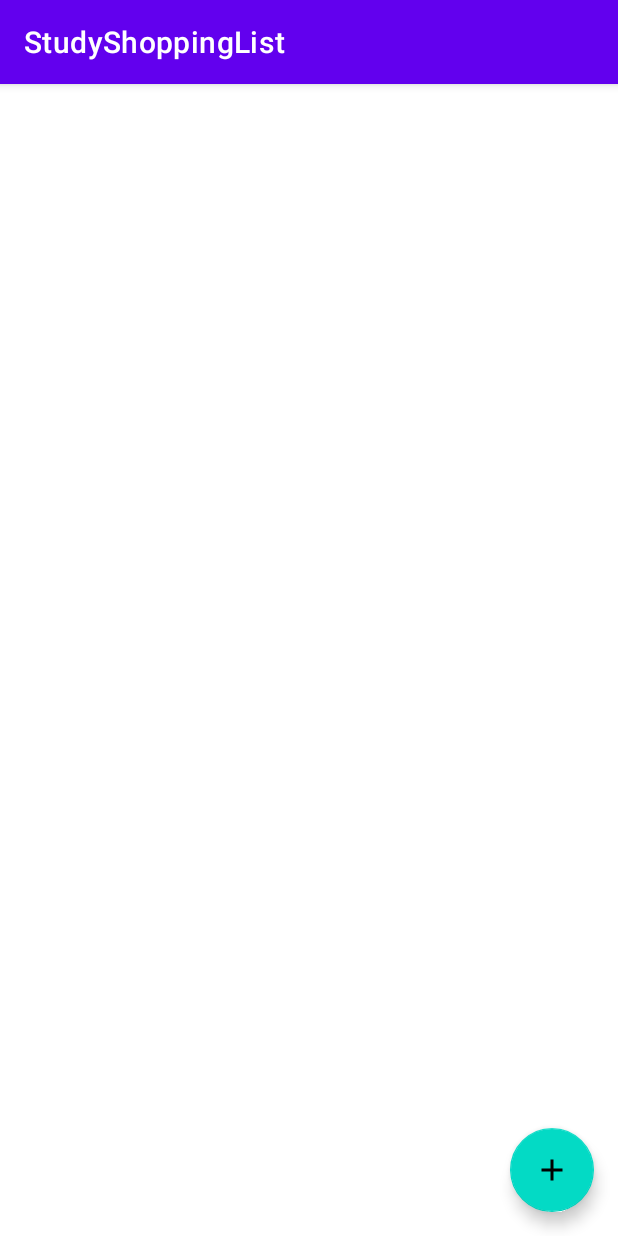
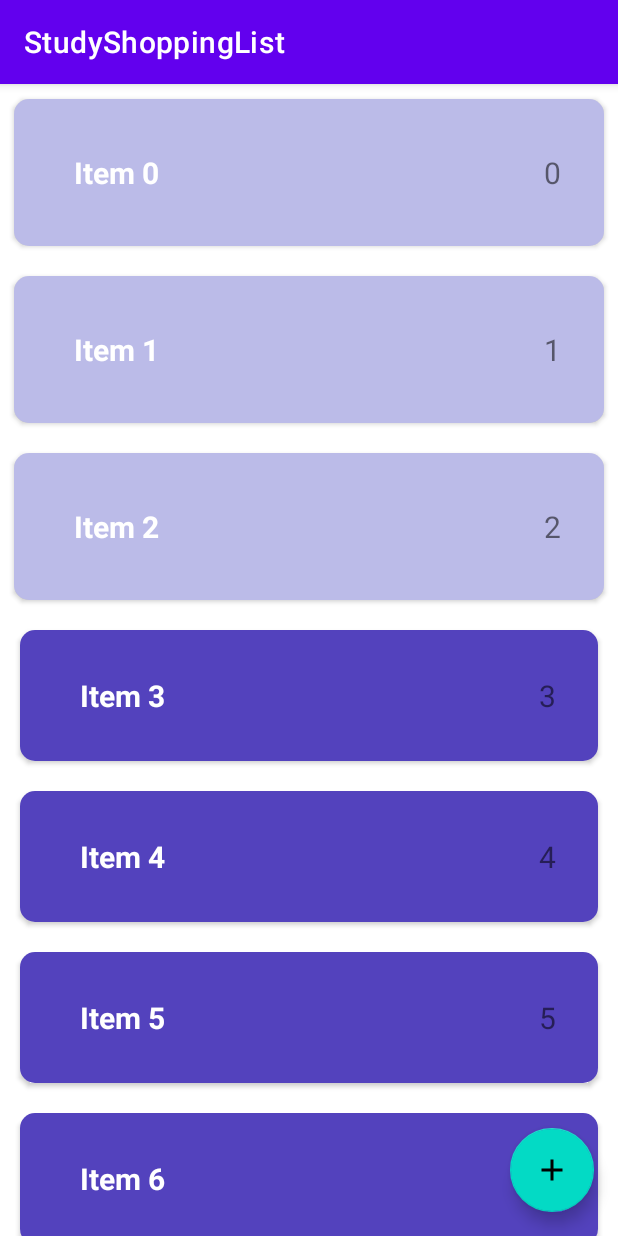
Before and after one commit to Levox98/Study-Shopping-List, an Android app: the screen it shows after launch (MainActivity), on a phone screen of 412 x 824 dp. Run offline under Robolectric (Android 15) with nearby library versions, the phone set to English and light mode, and no system bars.

Commit message:
Implemented adapter

```diff
--- a/app/src/main/java/com/levox/studyshoppinglist/data/ShopItemRepositoryImpl.kt
+++ b/app/src/main/java/com/levox/studyshoppinglist/data/ShopItemRepositoryImpl.kt
@@ -5,6 +5,7 @@ import androidx.lifecycle.MutableLiveData
 import com.levox.studyshoppinglist.domain.ShopItem
 import com.levox.studyshoppinglist.domain.ShopItemRepository
 import java.lang.RuntimeException
+import kotlin.random.Random
 
 object ShopItemRepositoryImpl : ShopItemRepository {
 
@@ -15,8 +16,8 @@ object ShopItemRepositoryImpl : ShopItemRepository {
 
     init {
 
-        for (i in 0 until 10) {
-            addShopItem(ShopItem("$i", i, true))
+        for (i in 0 until 100) {
+            addShopItem(ShopItem("Item $i", i, Random.nextBoolean()))
         }
     }
 
--- a/app/src/main/java/com/levox/studyshoppinglist/presentation/MainActivity.kt
+++ b/app/src/main/java/com/levox/studyshoppinglist/presentation/MainActivity.kt
@@ -4,27 +4,38 @@ import androidx.appcompat.app.AppCompatActivity
 import android.os.Bundle
 import android.util.Log
 import androidx.lifecycle.ViewModelProvider
+import androidx.recyclerview.widget.RecyclerView
 import com.levox.studyshoppinglist.R
+import com.levox.studyshoppinglist.domain.ShopItem
 
 class MainActivity : AppCompatActivity() {
 
     private lateinit var viewModel: MainViewModel
-
-    private var count = 0
+    private lateinit var shopListAdapter: ShopListAdapter
 
     override fun onCreate(savedInstanceState: Bundle?) {
         super.onCreate(savedInstanceState)
         setContentView(R.layout.activity_main)
 
+        setupRecyclerView()
         viewModel = ViewModelProvider(this)[MainViewModel::class.java]
+        viewModel.shopList.observe(this) {
+            shopListAdapter.shopList = it
+        }
+    }
 
-        viewModel.shopList.observe(this) {
-            Log.d("TEST", it.toString())
-            if (count == 0) {
-                count++
-                val item = it[0]
-                viewModel.changeEnabledState(item)
-            }
+    private fun setupRecyclerView() {
+        val recyclerView = findViewById<RecyclerView>(R.id.rv_shop_list)
+        with(recyclerView) {
+            shopListAdapter = ShopListAdapter()
+            adapter = shopListAdapter
+            recycledViewPool.setMaxRecycledViews(
+                ShopListAdapter.VIEW_TYPE_DISABLED,
+                ShopListAdapter.MAX_POOL_SIZE)
+            recycledViewPool.setMaxRecycledViews(
+                ShopListAdapter.VIEW_TYPE_ENABLED,
+                ShopListAdapter.MAX_POOL_SIZE
+            )
         }
     }
 }
--- a/app/src/main/java/com/levox/studyshoppinglist/presentation/ShopListAdapter.kt
+++ b/app/src/main/java/com/levox/studyshoppinglist/presentation/ShopListAdapter.kt
@@ -7,32 +7,53 @@ import android.widget.TextView
 import androidx.recyclerview.widget.RecyclerView
 import com.levox.studyshoppinglist.R
 import com.levox.studyshoppinglist.domain.ShopItem
+import java.lang.RuntimeException
 
 class ShopListAdapter : RecyclerView.Adapter<ShopListAdapter.ShopItemViewHolder>() {
 
-    val list = listOf<ShopItem>()
+    var shopList = listOf<ShopItem>()
+        set(value) {
+            field = value
+            notifyDataSetChanged()
+        }
 
     override fun onCreateViewHolder(parent: ViewGroup, viewType: Int): ShopItemViewHolder {
-        val view = LayoutInflater.from(parent.context).inflate(R.layout.shop_item_enabled, parent, false)
+        val layout = when (viewType) {
+            VIEW_TYPE_DISABLED -> R.layout.shop_item_disabled
+            VIEW_TYPE_ENABLED -> R.layout.shop_item_enabled
+            else -> throw RuntimeException("Unknown view type: $viewType")
+        }
+
+        val view = LayoutInflater.from(parent.context).inflate(layout, parent, false)
         return ShopItemViewHolder(view)
     }
 
     override fun onBindViewHolder(holder: ShopItemViewHolder, position: Int) {
-        val shopItem = list[position]
-        holder.tvName.text = shopItem.name
-        holder.tvCount.text = shopItem.count.toString()
+        val shopItem = shopList[position]
         holder.view.setOnLongClickListener {
             true
         }
+        holder.tvName.text = shopItem.name
+        holder.tvCount.text = shopItem.count.toString()
+    }
+
+    override fun getItemViewType(position: Int): Int {
+        val current = shopList[position]
+        return if (current.enabled) VIEW_TYPE_ENABLED else VIEW_TYPE_DISABLED
     }
 
     override fun getItemCount(): Int {
-        TODO("Not yet implemented")
+        return shopList.size
     }
 
+    class ShopItemViewHolder(val view: View) : RecyclerView.ViewHolder(view) {
+        val tvName: TextView = view.findViewById(R.id.tv_name)
+        val tvCount: TextView = view.findViewById(R.id.tv_count)
+    }
 
-    class ShopItemViewHolder(val view: View) : RecyclerView.ViewHolder(view) {
-        val tvName = view.findViewById<TextView>(R.id.tv_name)
-        val tvCount = view.findViewById<TextView>(R.id.tv_count)
+    companion object {
+        const val VIEW_TYPE_DISABLED = 0
+        const val VIEW_TYPE_ENABLED = 1
+        const val MAX_POOL_SIZE = 15
     }
 }
--- a/app/src/main/res/layout/shop_item_disabled.xml
+++ b/app/src/main/res/layout/shop_item_disabled.xml
@@ -1,17 +1,18 @@
 <?xml version="1.0" encoding="utf-8"?>
-<com.google.android.material.card.MaterialCardView xmlns:android="http://schemas.android.com/apk/res/android"
+<androidx.cardview.widget.CardView xmlns:android="http://schemas.android.com/apk/res/android"
     android:layout_width="match_parent"
     android:layout_height="wrap_content"
     xmlns:app="http://schemas.android.com/apk/res-auto"
     android:layout_marginVertical="4dp"
+    android:layout_marginHorizontal="4dp"
     app:cardCornerRadius="10dp"
     android:elevation="1dp"
-    app:cardUseCompatPadding="true"
-    android:backgroundTint="@color/material_dynamic_primary80">
+    app:cardUseCompatPadding="true">
 
     <LinearLayout
         android:layout_width="match_parent"
         android:layout_height="match_parent"
+        android:background="#533B"
         android:weightSum="10">
 
         <TextView
@@ -38,4 +39,4 @@
             android:textSize="20sp" />
     </LinearLayout>
 
-</com.google.android.material.card.MaterialCardView>
+</androidx.cardview.widget.CardView>
--- a/app/src/main/res/layout/shop_item_enabled.xml
+++ b/app/src/main/res/layout/shop_item_enabled.xml
@@ -1,18 +1,18 @@
 <?xml version="1.0" encoding="utf-8"?>
-<com.google.android.material.card.MaterialCardView xmlns:android="http://schemas.android.com/apk/res/android"
+<androidx.cardview.widget.CardView xmlns:android="http://schemas.android.com/apk/res/android"
+    xmlns:app="http://schemas.android.com/apk/res-auto"
     android:layout_width="match_parent"
     android:layout_height="wrap_content"
-    xmlns:app="http://schemas.android.com/apk/res-auto"
     android:layout_marginHorizontal="8dp"
     android:layout_marginVertical="4dp"
     app:cardCornerRadius="10dp"
     android:elevation="4dp"
-    app:cardUseCompatPadding="true"
-    android:backgroundTint="@color/material_dynamic_primary60">
+    app:cardUseCompatPadding="true">
 
     <LinearLayout
         android:layout_width="match_parent"
         android:layout_height="match_parent"
+        android:background="#5342BD"
         android:weightSum="10">
 
         <TextView
@@ -25,7 +25,8 @@
             android:layout_marginVertical="30dp"
             android:layout_marginStart="40dp"
             android:layout_weight="8"
-            android:textStyle="bold"/>
+            android:textStyle="bold"
+            android:textColor="@color/white"/>
 
         <TextView
             android:id="@+id/tv_count"
@@ -38,4 +39,4 @@
             android:textSize="20sp" />
     </LinearLayout>
 
-</com.google.android.material.card.MaterialCardView>
+</androidx.cardview.widget.CardView>
```
